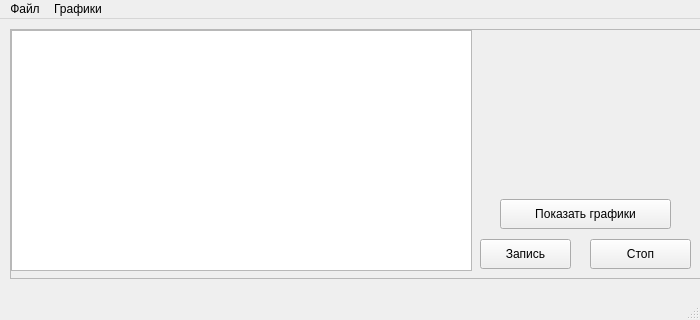
Qt form mainwindow.ui (efvai/motor-stand) before a commit.
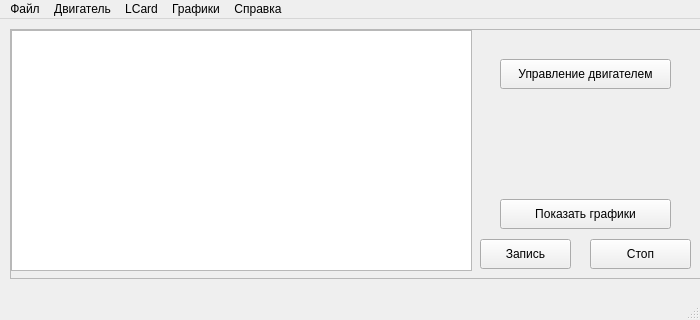
The same form after that commit. Icons and pictures are not drawn.

What changed in the file:
```diff
--- a/mainwindow.ui
+++ b/mainwindow.ui
@@ -132,6 +132,30 @@
       </size>
      </property>
     </widget>
+    <widget class="QPushButton" name="openMotorControlBtn">
+     <property name="geometry">
+      <rect>
+       <x>490</x>
+       <y>30</y>
+       <width>171</width>
+       <height>30</height>
+      </rect>
+     </property>
+     <property name="font">
+      <font>
+       <pointsize>9</pointsize>
+      </font>
+     </property>
+     <property name="text">
+      <string>Управление двигателем</string>
+     </property>
+     <property name="iconSize">
+      <size>
+       <width>30</width>
+       <height>30</height>
+      </size>
+     </property>
+    </widget>
    </widget>
   </widget>
   <widget class="QMenuBar" name="menubar">
@@ -156,8 +180,29 @@
     </property>
     <addaction name="saveAllAction_2"/>
    </widget>
+   <widget class="QMenu" name="menuLCard">
+    <property name="title">
+     <string>LCard</string>
+    </property>
+    <addaction name="lcardSettingsAction"/>
+   </widget>
+   <widget class="QMenu" name="menuHelp">
+    <property name="title">
+     <string>Справка</string>
+    </property>
+    <addaction name="errorCodesAction"/>
+   </widget>
+   <widget class="QMenu" name="menu">
+    <property name="title">
+     <string>Двигатель</string>
+    </property>
+    <addaction name="MotorControlAction"/>
+   </widget>
    <addaction name="fileMenu"/>
+   <addaction name="menu"/>
+   <addaction name="menuLCard"/>
    <addaction name="plotMenu"/>
+   <addaction name="menuHelp"/>
   </widget>
   <widget class="QStatusBar" name="statusbar"/>
   <action name="openPlotAction">
```
Left out of the diff: 25 changed lines with no effect on the pictures.
